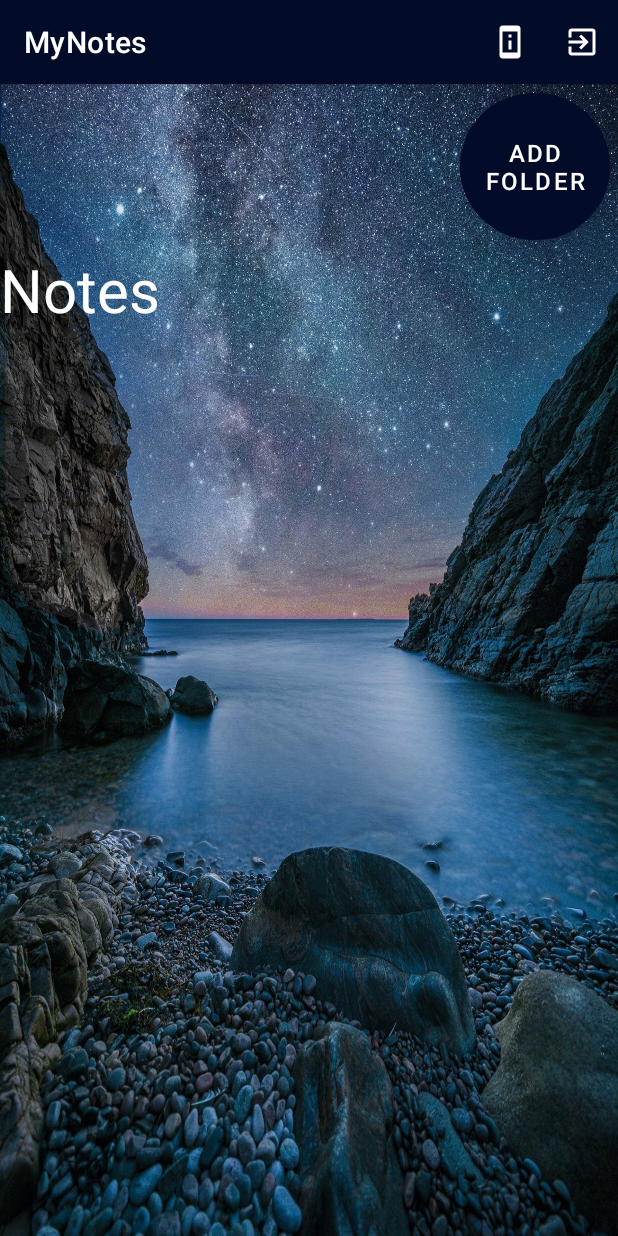
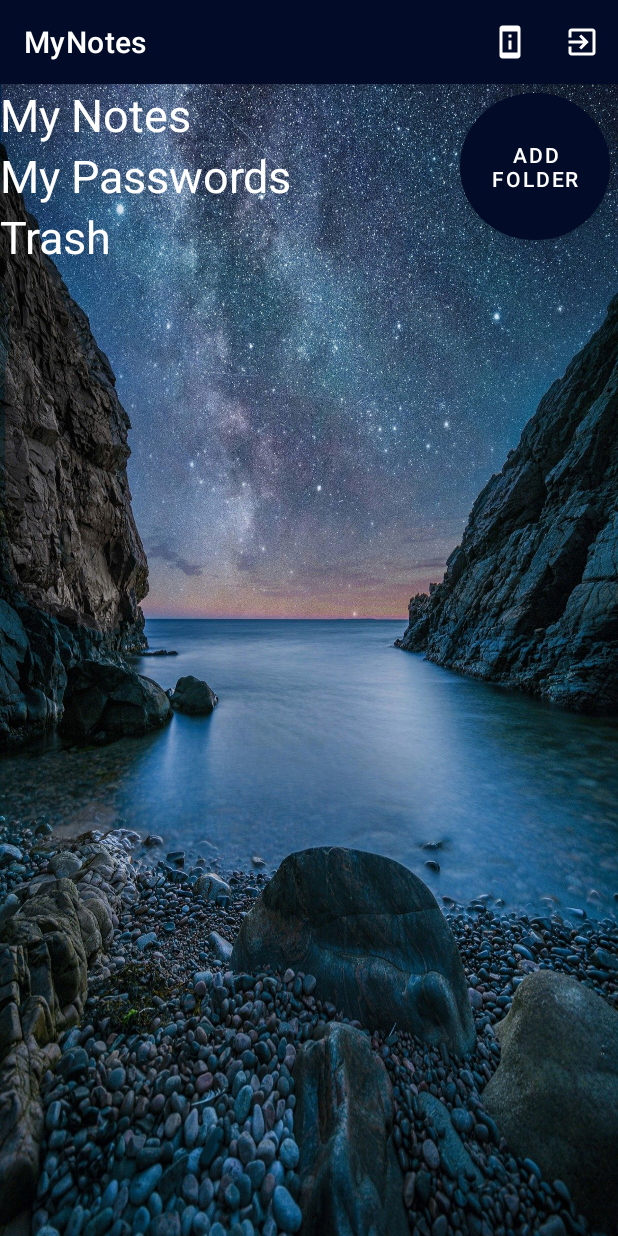
Before and after one commit to Nikita0093/Notes_lesson_6, an Android app: the screen it shows after launch (MainActivity), on a phone screen of 412 x 824 dp. Run offline under Robolectric (Android 15) with nearby library versions, the phone set to English and light mode, and no system bars.

Commit message:
Урок 10 - Добавили Recycle View

```diff
--- a/app/src/main/java/com/example/notes_lesson_6/MainActivity.java
+++ b/app/src/main/java/com/example/notes_lesson_6/MainActivity.java
@@ -21,8 +21,7 @@ public class MainActivity extends AppCompatActivity {
         setContentView(R.layout.activity_main);
 
         if (savedInstanceState == null) {
-            NotesFolders notes_folders = NotesFolders.newInstance();
-            getSupportFragmentManager().beginTransaction().replace(R.id.Names, notes_folders).commit();
+            getSupportFragmentManager().beginTransaction().replace(R.id.Names, NotesFolders.newInstance()).commit();
         }
         Toolbar toolbar = findViewById(R.id.Toolbar);
         setSupportActionBar(toolbar);
--- /dev/null
+++ b/app/src/main/java/com/example/notes_lesson_6/NotesFolderAdapter.java
@@ -0,0 +1,53 @@
+package com.example.notes_lesson_6;
+
+import android.view.LayoutInflater;
+import android.view.View;
+import android.view.ViewGroup;
+import android.widget.TextView;
+
+import androidx.annotation.NonNull;
+import androidx.recyclerview.widget.RecyclerView;
+
+public class NotesFolderAdapter extends RecyclerView.Adapter<NotesFolderAdapter.MyViewHolder> {
+    private String[] data;
+
+    public void setData(String[] data) {
+        this.data = data;
+        notifyDataSetChanged();
+    }
+    NotesFolderAdapter(){
+    }
+    NotesFolderAdapter(String[] data){
+        this.data = data;
+    }
+    @NonNull
+    @Override
+    public MyViewHolder onCreateViewHolder(@NonNull ViewGroup parent, int viewType) {
+        LayoutInflater layoutInflater = LayoutInflater.from(parent.getContext());
+        layoutInflater.inflate(R.layout.fragment_folders_list_item, parent, false);
+        return new MyViewHolder(layoutInflater.inflate(R.layout.fragment_folders_list_item, parent, false));
+    }
+
+    @Override
+    public void onBindViewHolder(@NonNull MyViewHolder holder, int position) {
+        holder.bindContentWithLayout(data[position]);
+    }
+
+    @Override
+    public int getItemCount() {
+        return data.length;
+    }
+
+    class MyViewHolder extends RecyclerView.ViewHolder {
+        private TextView textView;
+
+        public MyViewHolder(@NonNull View itemView) {
+            super(itemView);
+            textView = (TextView) itemView;
+        }
+
+        public void bindContentWithLayout(String content) {
+            textView.setText(content);
+        }
+    }
+}
--- a/app/src/main/java/com/example/notes_lesson_6/NotesFolders.java
+++ b/app/src/main/java/com/example/notes_lesson_6/NotesFolders.java
@@ -1,31 +1,25 @@
 package com.example.notes_lesson_6;
 
-import android.content.DialogInterface;
-import android.content.res.Configuration;
 import android.os.Bundle;
 import android.view.LayoutInflater;
-import android.view.MenuItem;
 import android.view.View;
 import android.view.ViewGroup;
-import android.widget.Button;
-import android.widget.LinearLayout;
-import android.widget.TextView;
 import android.widget.Toast;
 
 import androidx.annotation.NonNull;
 import androidx.annotation.Nullable;
 import androidx.appcompat.app.AlertDialog;
-import androidx.appcompat.widget.PopupMenu;
 import androidx.fragment.app.Fragment;
+import androidx.recyclerview.widget.RecyclerView;
 
 
 public class NotesFolders extends Fragment {
+    NotesFolderAdapter notesFolderAdapter;
     public static final String CURRENT_FOLDER = "Current_folder";
     private Notes currentFolder;
 
     public static NotesFolders newInstance() {
         NotesFolders fragment = new NotesFolders();
-
         return fragment;
     }
 
@@ -41,11 +35,20 @@ public class NotesFolders extends Fragment {
 
     }
 
+
     @Override
     public void onViewCreated(@NonNull View view, @Nullable Bundle savedInstanceState) {
         currentFolder = new Notes(0);
-        initView((LinearLayout) view);
+        String[] data = getResources().getStringArray(R.array.Folders);
+        RecyclerView recyclerView = view.findViewById(R.id.recyclerView);
+        notesFolderAdapter = new NotesFolderAdapter();
+        recyclerView.setAdapter(notesFolderAdapter);
+        notesFolderAdapter.setData(data);
+        recyclerView.setHasFixedSize(true);
+        initAddFolderButton(view);
+    }
 
+    private void initAddFolderButton(@NonNull View view) {
         view.findViewById(R.id.add_folder).setOnClickListener(view1 -> new AlertDialog.Builder(requireContext())
                 .setTitle("Folder creation")
                 .setMessage("Do you want to create a new folder?")
@@ -56,38 +59,28 @@ public class NotesFolders extends Fragment {
                     Toast.makeText(requireContext(), "Cancel", Toast.LENGTH_SHORT).show();
 
                 }).show());
-
+    }
 }
 
 
-    private void initView(LinearLayout view) {
-        String[] noteNames = getResources().getStringArray(R.array.Folders);
-        for (int b = 0; b < noteNames.length; b++) {
-            String noteName = noteNames[b];
-            TextView textView = new TextView(getContext());
-            textView.setText(noteName);
-            textView.setTextSize(40f);
-            textView.setTextColor(getResources().getColor(R.color.white));
-            view.addView(textView);
-            popupMenuFolder(textView);
-            final int finalA = b;
-            textView.setOnClickListener(new View.OnClickListener() {
-                @Override
-                public void onClick(View view) {
-                    currentFolder = new Notes(finalA);
-                    if (getResources().getConfiguration().orientation == Configuration.ORIENTATION_LANDSCAPE) {
-                        showLand();
 
-                    } else {
-                        showPortrait();
-                    }
-                }
-            });
-        }
-    }
 
-    private void popupMenuFolder(TextView textView) {
-        textView.setOnLongClickListener(new View.OnLongClickListener() {
+
+
+
+
+
+
+
+
+
+
+
+
+
+
+
+           /* recyclerView.setOnLongClickListener(new View.OnLongClickListener() {
                 @Override
                 public boolean onLongClick(View view) {
                     PopupMenu popupMenuFolder = new PopupMenu(requireContext(), view);
@@ -119,6 +112,46 @@ public class NotesFolders extends Fragment {
             });
         }
 
+            */
+
+
+
+
+
+        /*LinearLayout linerLayout = (LinearLayout) view;
+        LayoutInflater layoutInflater = getLayoutInflater();
+        String[] noteFolders = getResources().getStringArray(R.array.Folders);
+        for (int b = 0; b < noteFolders.length; b++) {
+            String noteFolder = noteFolders[b];
+            View folderList = layoutInflater.inflate(R.layout.fragment_folders_list_item, linerLayout, false);
+            linerLayout.addView(folderList);
+
+
+            TextView textView = folderList.findViewById(R.id.TextViewItem);
+            textView.setText(noteFolder);
+            //textView.setTextSize(40f);
+            //textView.setTextColor(getResources().getColor(R.color.white));
+            popupMenuFolder(folderList);
+            final int finalA = b;
+
+
+            folderList.setOnClickListener(new View.OnClickListener() {
+                @Override
+                public void onClick(View view) {
+                    currentFolder = new Notes(finalA);
+                    if (getResources().getConfiguration().orientation == Configuration.ORIENTATION_LANDSCAPE) {
+                        showLand();
+
+                    } else {
+                        showPortrait();
+                    }
+                }
+            });
+        }
+
+
+
+
     private void showPortrait() {
         NotesNames notes_names = NotesNames.newInstance();
         getActivity().getSupportFragmentManager().beginTransaction().replace(R.id.Names, notes_names).addToBackStack(" ").commit();
@@ -129,3 +162,6 @@ public class NotesFolders extends Fragment {
         getActivity().getSupportFragmentManager().beginTransaction().replace(R.id.Names, notes_names).commit();
     }
 }
+
+
+         */
--- a/app/src/main/res/layout/activity_main.xml
+++ b/app/src/main/res/layout/activity_main.xml
@@ -24,13 +24,13 @@
     </com.google.android.material.appbar.AppBarLayout>
 
 
-    <LinearLayout
+    <FrameLayout
         android:id="@+id/Names"
         android:layout_width="match_parent"
         android:layout_height="match_parent"
         android:orientation="vertical">
 
-    </LinearLayout>
+    </FrameLayout>
 
 
 </LinearLayout>
--- /dev/null
+++ b/app/src/main/res/layout/fragment_folders_list_item.xml
@@ -0,0 +1,10 @@
+<?xml version="1.0" encoding="utf-8"?>
+<TextView xmlns:android="http://schemas.android.com/apk/res/android"
+    android:id="@+id/TextViewItem"
+    android:layout_width="wrap_content"
+    android:layout_height="wrap_content"
+    android:text="Item"
+    android:textColor="@color/white"
+    android:textSize="30sp">
+
+</TextView>
--- a/app/src/main/res/layout/fragment_notes_folders.xml
+++ b/app/src/main/res/layout/fragment_notes_folders.xml
@@ -1,11 +1,19 @@
 <?xml version="1.0" encoding="utf-8"?>
-<LinearLayout xmlns:android="http://schemas.android.com/apk/res/android"
+<FrameLayout xmlns:android="http://schemas.android.com/apk/res/android"
     xmlns:app="http://schemas.android.com/apk/res-auto"
     xmlns:tools="http://schemas.android.com/tools"
     android:layout_width="match_parent"
     android:layout_height="match_parent"
     android:orientation="vertical"
     tools:context=".NotesNames">
+
+    <androidx.recyclerview.widget.RecyclerView
+        android:id="@+id/recyclerView"
+        android:layout_width="wrap_content"
+        android:layout_height="wrap_content"
+        app:layoutManager="androidx.recyclerview.widget.LinearLayoutManager">
+
+    </androidx.recyclerview.widget.RecyclerView>
 
     <com.google.android.material.button.MaterialButton
         android:id="@+id/add_folder"
@@ -16,10 +24,11 @@
         android:gravity="center"
         android:text="ADD Folder"
         android:textColor="@color/white"
-        android:textSize="16sp"
+        android:textSize="14sp"
         app:backgroundTint="@color/Toolbar"
         app:cornerRadius="90sp">
 
     </com.google.android.material.button.MaterialButton>
 
-</LinearLayout>
+
+</FrameLayout>
--- a/app/src/main/res/values/arrays.xml
+++ b/app/src/main/res/values/arrays.xml
@@ -6,6 +6,7 @@
         <item>Note Three</item>
         <item>Note Four</item>
         <item>Note Five</item>
+        <item>Note Six</item>
     </string-array>
 
     <string-array name="Notes_Description">
@@ -14,6 +15,7 @@
         <item>Note Info Three</item>
         <item>Note Info Four</item>
         <item>Note Info Five</item>
+        <item>Note Info Six</item>
 
     </string-array>
 
--- a/app/src/main/res/values/folders.xml
+++ b/app/src/main/res/values/folders.xml
@@ -1,6 +1,8 @@
 <?xml version="1.0" encoding="utf-8"?>
 <resources>
     <string-array name="Folders">
-        <item>Notes</item>
+        <item>My Notes</item>
+        <item> My Passwords</item>
+        <item>Trash</item>
     </string-array>
 </resources>
```
Lines whose indentation alone changed are shown as unchanged.
